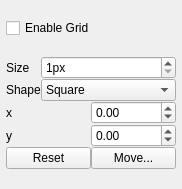
mbasaglia/Knotter, file src/dialogs/dock/dock_grid.ui: the form before one commit.
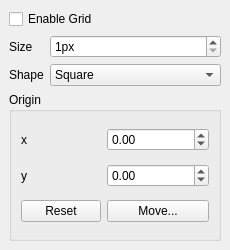
The form after the commit. Icons and pictures are not drawn.

Patch:
```diff
--- a/src/dialogs/dock/dock_grid.ui
+++ b/src/dialogs/dock/dock_grid.ui
@@ -6,8 +6,8 @@
    <rect>
     <x>0</x>
     <y>0</y>
-    <width>182</width>
-    <height>189</height>
+    <width>230</width>
+    <height>250</height>
    </rect>
   </property>
   <property name="windowIcon">
@@ -16,23 +16,32 @@
   <property name="windowTitle">
    <string>Configure Grid</string>
   </property>
-  <widget class="QWidget" name="dockWidgetContents">
+  <widget class="QScrollArea" name="scrollArea">
+   <property name="sizePolicy">
+    <sizepolicy hsizetype="Minimum" vsizetype="Expanding">
+     <horstretch>0</horstretch>
+     <verstretch>0</verstretch>
+    </sizepolicy>
+   </property>
+   <property name="frameShape">
+    <enum>QFrame::NoFrame</enum>
+   </property>
+   <property name="horizontalScrollBarPolicy">
+    <enum>Qt::ScrollBarAlwaysOff</enum>
+   </property>
+   <property name="widgetResizable">
+    <bool>true</bool>
+   </property>
+   <widget class="QWidget" name="scrollAreaWidgetContents">
+    <property name="geometry">
+     <rect>
+      <x>0</x>
+      <y>0</y>
+      <width>216</width>
+      <height>232</height>
+     </rect>
+    </property>
    <layout class="QVBoxLayout" name="verticalLayout">
-    <property name="spacing">
-     <number>0</number>
-    </property>
-    <property name="leftMargin">
-     <number>6</number>
-    </property>
-    <property name="topMargin">
-     <number>0</number>
-    </property>
-    <property name="rightMargin">
-     <number>6</number>
-    </property>
-    <property name="bottomMargin">
-     <number>0</number>
-    </property>
     <item>
      <widget class="QCheckBox" name="check_enable">
       <property name="text">
@@ -41,7 +50,20 @@
      </widget>
     </item>
     <item>
-     <layout class="QGridLayout" name="gridLayout_2">
+      <layout class="QGridLayout" name="gridLayout">
+       <item row="0" column="0">
+        <widget class="QLabel" name="label">
+         <property name="sizePolicy">
+          <sizepolicy hsizetype="Fixed" vsizetype="Preferred">
+           <horstretch>0</horstretch>
+           <verstretch>0</verstretch>
+          </sizepolicy>
+         </property>
+         <property name="text">
+          <string>Size</string>
+         </property>
+        </widget>
+       </item>
       <item row="0" column="1">
        <widget class="QSpinBox" name="spin_size">
         <property name="suffix">
@@ -55,64 +77,6 @@
         </property>
        </widget>
       </item>
-      <item row="0" column="0">
-       <widget class="QLabel" name="label">
-        <property name="sizePolicy">
-         <sizepolicy hsizetype="Fixed" vsizetype="Preferred">
-          <horstretch>0</horstretch>
-          <verstretch>0</verstretch>
-         </sizepolicy>
-        </property>
-        <property name="text">
-         <string>Size</string>
-        </property>
-       </widget>
-      </item>
-      <item row="2" column="0" colspan="2">
-       <layout class="QGridLayout" name="gridLayout_3">
-        <item row="0" column="1">
-         <widget class="QDoubleSpinBox" name="spin_x">
-          <property name="minimum">
-           <double>-8192.000000000000000</double>
-          </property>
-          <property name="maximum">
-           <double>8192.000000000000000</double>
-          </property>
-         </widget>
-        </item>
-        <item row="0" column="0">
-         <widget class="QLabel" name="label_3">
-          <property name="text">
-           <string>x</string>
-          </property>
-         </widget>
-        </item>
-        <item row="1" column="1">
-         <widget class="QDoubleSpinBox" name="spin_y">
-          <property name="minimum">
-           <double>-8192.000000000000000</double>
-          </property>
-          <property name="maximum">
-           <double>8192.000000000000000</double>
-          </property>
-         </widget>
-        </item>
-        <item row="1" column="0">
-         <widget class="QLabel" name="label_4">
-          <property name="text">
-           <string>y</string>
-          </property>
-         </widget>
-        </item>
-       </layout>
-      </item>
-      <item row="1" column="0">
-       <widget class="QLabel" name="label_2">
-        <property name="text">
-         <string>Shape</string>
-        </property>
-       </widget>
-      </item>
       <item row="1" column="1">
        <widget class="QComboBox" name="combo_shape">
         <item>
@@ -147,9 +111,68 @@
         </item>
        </widget>
       </item>
-      <item row="3" column="0" colspan="2">
-       <layout class="QHBoxLayout" name="horizontalLayout">
+       <item row="1" column="0">
+        <widget class="QLabel" name="label_2">
+         <property name="text">
+          <string>Shape</string>
+         </property>
+        </widget>
+       </item>
+      </layout>
+     </item>
         <item>
+      <widget class="QGroupBox" name="groupBox">
+       <property name="title">
+        <string>Origin</string>
+       </property>
+       <layout class="QGridLayout" name="gridLayout_2">
+        <item row="0" column="0">
+         <widget class="QLabel" name="label_3">
+          <property name="sizePolicy">
+           <sizepolicy hsizetype="Fixed" vsizetype="Preferred">
+            <horstretch>0</horstretch>
+            <verstretch>0</verstretch>
+           </sizepolicy>
+          </property>
+          <property name="text">
+           <string>x</string>
+          </property>
+         </widget>
+        </item>
+        <item row="0" column="1">
+         <widget class="QDoubleSpinBox" name="spin_x">
+          <property name="minimum">
+           <double>-8192.000000000000000</double>
+          </property>
+          <property name="maximum">
+           <double>8192.000000000000000</double>
+          </property>
+         </widget>
+        </item>
+        <item row="1" column="0">
+         <widget class="QLabel" name="label_4">
+          <property name="sizePolicy">
+           <sizepolicy hsizetype="Fixed" vsizetype="Preferred">
+            <horstretch>0</horstretch>
+            <verstretch>0</verstretch>
+           </sizepolicy>
+          </property>
+          <property name="text">
+           <string>y</string>
+          </property>
+         </widget>
+        </item>
+        <item row="1" column="1">
+         <widget class="QDoubleSpinBox" name="spin_y">
+          <property name="minimum">
+           <double>-8192.000000000000000</double>
+          </property>
+          <property name="maximum">
+           <double>8192.000000000000000</double>
+          </property>
+         </widget>
+        </item>
+        <item row="2" column="0">
          <widget class="QPushButton" name="button_reset">
           <property name="toolTip">
            <string>Reset grid position</string>
@@ -159,7 +182,7 @@
           </property>
          </widget>
         </item>
-        <item>
+        <item row="2" column="1">
          <widget class="QPushButton" name="button_move">
           <property name="text">
            <string>Move...</string>
@@ -167,10 +190,10 @@
          </widget>
         </item>
        </layout>
-      </item>
-     </layout>
-    </item>
-   </layout>
+      </widget>
+     </item>
+    </layout>
+   </widget>
   </widget>
  </widget>
  <resources/>
```
Left out of the diff: 4 changed lines with no effect on the pictures. Lines whose indentation alone changed are shown as unchanged.
